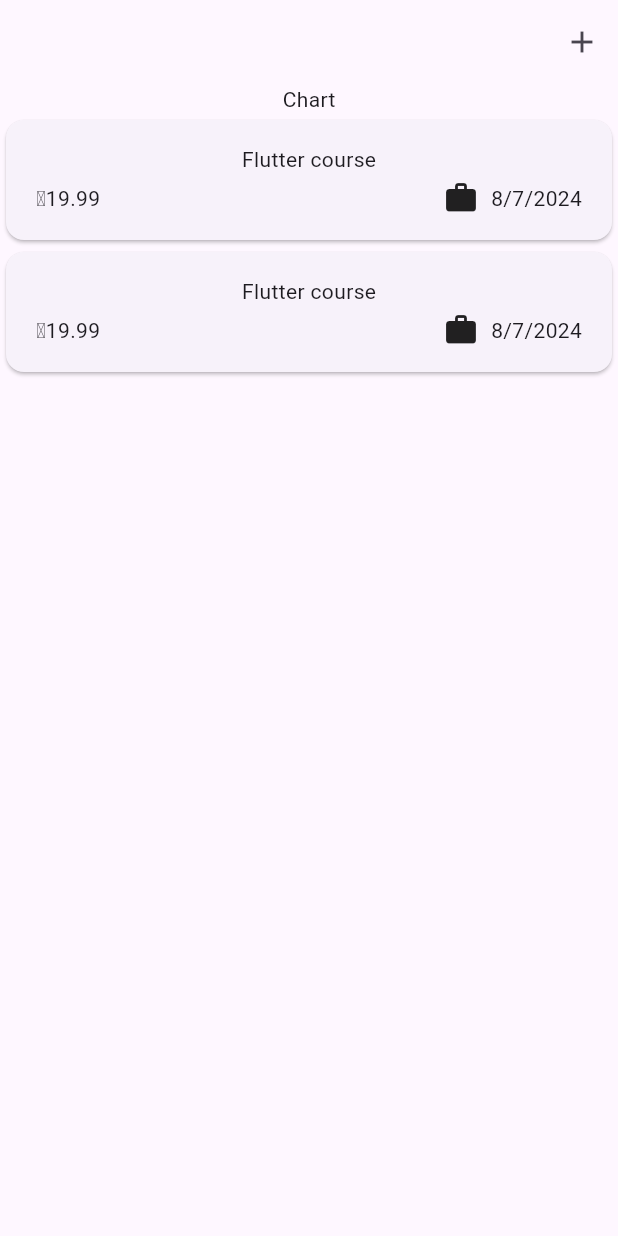
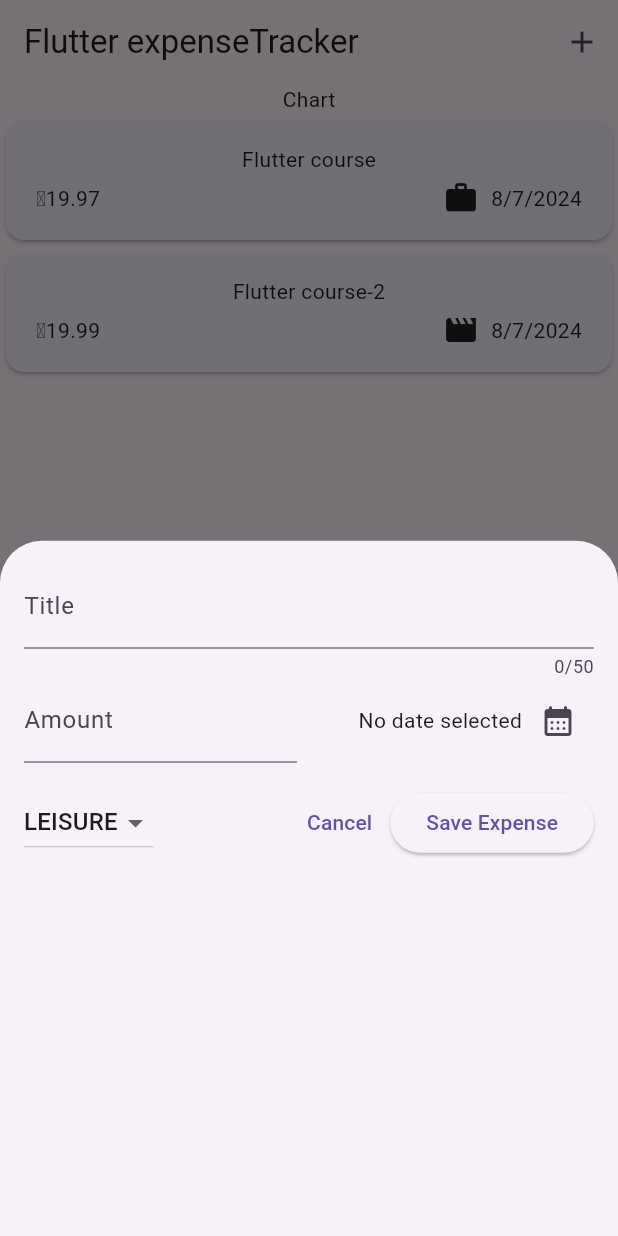
Before and after one commit to MorphineMePlz/Expense_tracker_app, a Flutter app: the screen it shows after launch, after a tap on the "add" icon, on a phone screen of 412 x 824 dp. Run offline on Flutter 3.47's test engine with Material 3 defaults, Android fonts, the phone set to English and light mode, and no system bars.

Commit message:
add expense_validation

```diff
--- a/lib/widgets/expenses.dart
+++ b/lib/widgets/expenses.dart
@@ -1,4 +1,5 @@
 import 'package:expense_tracker_app/widgets/expenses_list/expenses_list.dart';
+import 'package:expense_tracker_app/widgets/new_expense.dart';
 import 'package:flutter/material.dart';
 import '../model/expense.dart';
 
@@ -11,16 +12,41 @@ class Expenses extends StatefulWidget {
 
 class _ExpensesState extends State<Expenses> {
   final List<Expense> _registeredExpenses = [
-    Expense(title: "Flutter course", amount: 19.99, date: DateTime.now(), category: Category.work),
-    Expense(title: "Flutter course", amount: 19.99, date: DateTime.now(), category: Category.work)
+    Expense(
+        title: "Flutter course",
+        amount: 19.97,
+        date: DateTime.now(),
+        category: Category.work),
+    Expense(
+        title: "Flutter course-2",
+        amount: 19.99,
+        date: DateTime.now(),
+        category: Category.leisure)
   ];
+
+  void _openAddExpenseOverlay() {
+    showModalBottomSheet(
+        context: context, builder: (ctx) => const NewExpense());
+  }
+
+
 
   @override
   Widget build(BuildContext context) {
-    return  SafeArea(
-      child: Scaffold( appBar: AppBar(actions: [IconButton(onPressed: () {}, icon: const Icon(Icons.add))],),
+    return SafeArea(
+      child: Scaffold(
+        appBar: AppBar(
+          title: const Text("Flutter expenseTracker"),
+          actions: [
+            IconButton(
+                onPressed: _openAddExpenseOverlay, icon: const Icon(Icons.add))
+          ],
+        ),
         body: Column(
-          children: [const Text( "Chart"), Expanded(child: ExpensesList(expenses: _registeredExpenses))],
+          children: [
+            const Text("Chart"),
+            Expanded(child: ExpensesList(expenses: _registeredExpenses))
+          ],
         ),
       ),
     );
--- a/lib/widgets/expenses_list/expense_item.dart
+++ b/lib/widgets/expenses_list/expense_item.dart
@@ -15,7 +15,7 @@ class ExpenseItem extends StatelessWidget {
           Text(expense.title),
           const SizedBox(height: 4,),
           Row(children: [
-            Text('\₸${expense.amount.toStringAsFixed(2)}'),
+            Text('₸${expense.amount.toStringAsFixed(2)}'),
             const Spacer(),
             Row(children: [
               Icon(categoryIcons[expense.category]),
--- /dev/null
+++ b/lib/widgets/new_expense.dart
@@ -0,0 +1,143 @@
+import 'package:flutter/material.dart';
+import 'package:expense_tracker_app/model/expense.dart';
+
+class NewExpense extends StatefulWidget {
+  const NewExpense({super.key});
+
+  @override
+  State<NewExpense> createState() => _NewExpenseState();
+}
+
+class _NewExpenseState extends State<NewExpense> {
+  final _titleController = TextEditingController();
+  final _amountController = TextEditingController();
+  DateTime? _selectedDate;
+  Category _selectedCategory = Category.leisure;
+
+  _onPresentDatePicker() async {
+    final now = DateTime.now();
+    final firstDate = DateTime(now.year - 1, now.month - 1, now.day);
+    final pickedDate = await showDatePicker(
+      context: context,
+      initialDate: now,
+      firstDate: firstDate,
+      lastDate: now,
+    );
+    setState(() {
+      _selectedDate = pickedDate;
+    });
+  }
+
+  void _submitExpenseData() {
+    final enteredAmount = double.tryParse(_amountController.text);
+    final amountIsValid = enteredAmount == null || enteredAmount <= 0;
+
+    if (_titleController.text.trim().isEmpty ||
+        amountIsValid ||
+        _selectedDate == null) {
+      showDialog(
+          context: context,
+          builder: (ctx) => AlertDialog(
+                title: const Text("Invalid input"),
+                content: const Text(
+                    "Please make sure a valid title, amount, date amd category was created."),
+                actions: [
+                  TextButton(
+                      onPressed: () {
+                        Navigator.pop(ctx);
+                      },
+                      child: const Text("Okay"))
+                ],
+              ));
+      return;
+    }
+  }
+
+  @override
+  void dispose() {
+    _titleController.dispose();
+    _amountController.dispose();
+    super.dispose();
+  }
+
+  @override
+  Widget build(BuildContext context) {
+    return Padding(
+      padding: const EdgeInsets.all(16),
+      child: Column(
+        children: [
+          TextField(
+            controller: _titleController,
+            maxLength: 50,
+            decoration: const InputDecoration(label: Text("Title")),
+          ),
+          Row(
+            children: [
+              Expanded(
+                child: TextField(
+                  controller: _amountController,
+                  keyboardType: TextInputType.number,
+                  decoration: const InputDecoration(
+                    prefixText: '₸ ',
+                    label: Text("Amount"),
+                  ),
+                ),
+              ),
+              const SizedBox(width: 16),
+              Expanded(
+                child: Row(
+                  mainAxisAlignment: MainAxisAlignment.end,
+                  crossAxisAlignment: CrossAxisAlignment.center,
+                  children: [
+                    Text(
+                      _selectedDate == null
+                          ? "No date selected"
+                          : formatter.format(_selectedDate!),
+                    ),
+                    IconButton(
+                      onPressed: _onPresentDatePicker,
+                      icon: const Icon(Icons.calendar_month_rounded),
+                    ),
+                  ],
+                ),
+              ),
+            ],
+          ),
+          const SizedBox(
+            height: 16,
+          ),
+          Row(
+            children: [
+              DropdownButton(
+                  value: _selectedCategory,
+                  items: Category.values
+                      .map((category) => DropdownMenuItem(
+                          value: category,
+                          child: Text(category.name.toUpperCase())))
+                      .toList(),
+                  onChanged: (value) {
+                    setState(() {
+                      if (value == null) {
+                        return;
+                      }
+                      _selectedCategory = value;
+                    });
+                  }),
+              const Spacer(),
+              TextButton(
+                onPressed: () {
+                  Navigator.pop(context);
+                },
+                child: const Text("Cancel"),
+              ),
+              ElevatedButton(
+                onPressed: _submitExpenseData,
+                child: const Text("Save Expense"),
+              ),
+            ],
+          ),
+        ],
+      ),
+    );
+  }
+}
```
